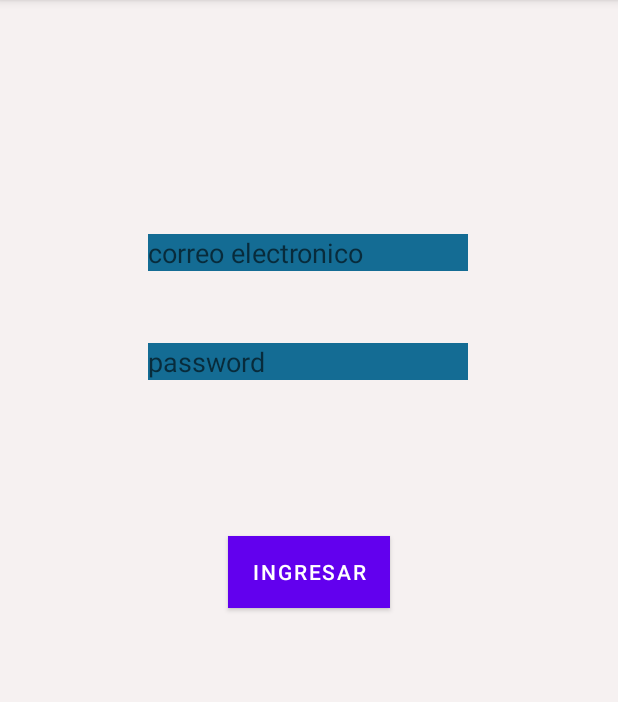
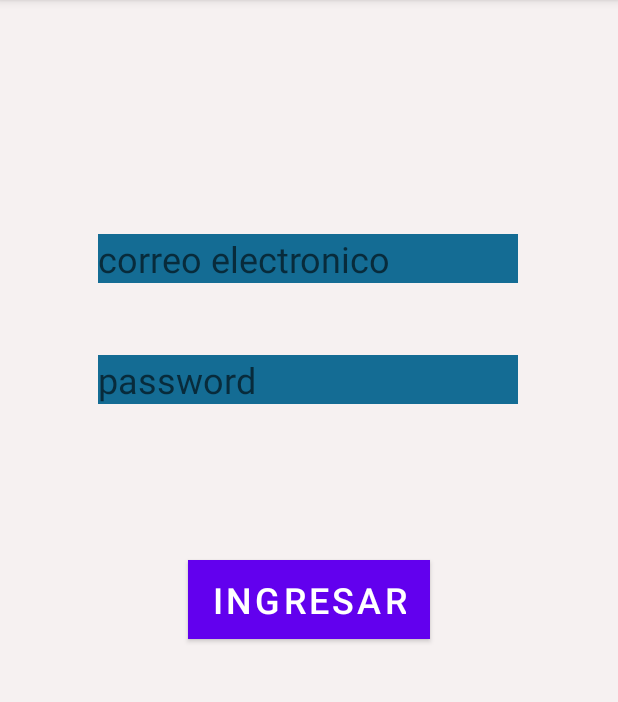
Before and after one commit to SuaArraY/login_firebase, an Android app: the screen it shows after launch (MainActivity), on a phone screen of 412 x 824 dp, the part 84-786 px from its top. Run offline under Robolectric (Android 15) with nearby library versions, the phone set to English and light mode, and no system bars; our stand-ins replace Firebase (no records; nobody signed in at launch, a user with empty details on screens opened directly).

Commit message:
aumento del diseño

```diff
--- a/app/src/main/res/layout/activity_main.xml
+++ b/app/src/main/res/layout/activity_main.xml
@@ -18,6 +18,7 @@
         android:hint="correo electronico"
         android:inputType="textEmailAddress"
         android:textColor="#FCFFFFFF"
+        android:textSize="24sp"
         app:layout_constraintEnd_toEndOf="parent"
         app:layout_constraintHorizontal_bias="0.497"
         app:layout_constraintStart_toStartOf="parent"
@@ -35,6 +36,7 @@
         android:hint="password"
         android:inputType="numberPassword"
         android:textColor="#FFFCFC"
+        android:textSize="24sp"
         app:layout_constraintEnd_toEndOf="parent"
         app:layout_constraintHorizontal_bias="0.497"
         app:layout_constraintStart_toStartOf="parent"
@@ -48,6 +50,7 @@
         android:background="#C50F0F"
         android:backgroundTint="#FFFFFF"
         android:text="INGRESAR"
+        android:textSize="24sp"
         app:layout_constraintEnd_toEndOf="parent"
         app:layout_constraintStart_toStartOf="parent"
         app:layout_constraintTop_toBottomOf="@+id/edtPass" />
```
